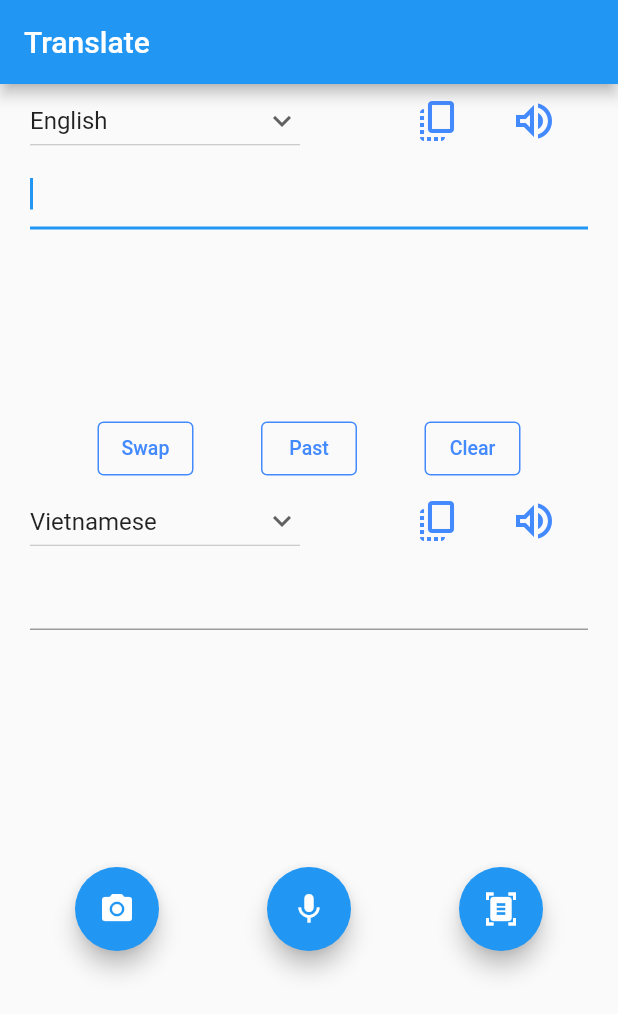
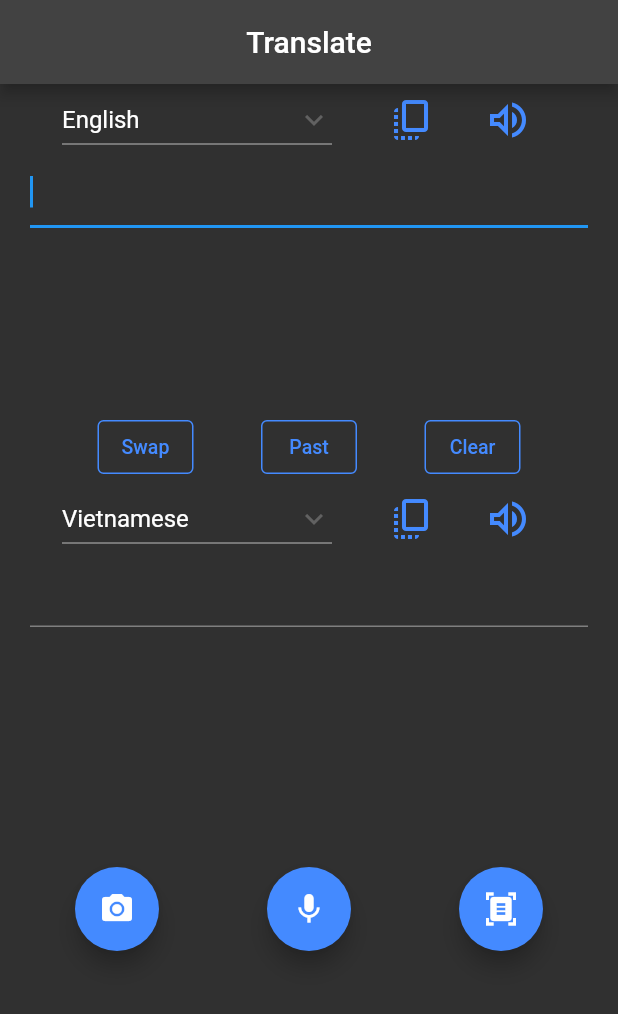
Before and after one commit to thichuong/MobileAppTranslate, a Flutter app: the screen it shows after launch, on a phone screen of 412 x 824 dp. Shown: the top 1014 px of the screen. Run offline on Flutter 3.47's test engine with Material 2 defaults, Android fonts, the phone set to English and light mode, and no system bars; drawn by our look-alikes of avatar_glow, dropdown_button2; our stand-ins replace camera, flutter_tts, image_picker, speech_to_text; missing offline and left inert: google_mlkit_commons, google_mlkit_object_detection, google_mlkit_text_recognition, google_mlkit_translation, translator.

Commit message:
Update UI

```diff
--- a/lib/Pages/HomeScreen/Component/Button/InputField.dart
+++ b/lib/Pages/HomeScreen/Component/Button/InputField.dart
@@ -26,7 +26,7 @@ class InputField extends StatelessWidget {
                   onChanged: this.onChanged,
                   autofocus: true,
                   style: new TextStyle(fontSize:18.0,
-                      color: const Color(0xFF000000),
+                      //color: const Color(0xFF000000),
                       fontWeight: FontWeight.w200,
                       fontFamily: "Roboto"),
                   maxLines: null,
--- a/lib/Pages/HomeScreen/Component/Button/TranslateOutText.dart
+++ b/lib/Pages/HomeScreen/Component/Button/TranslateOutText.dart
@@ -26,7 +26,7 @@ class TranslateOutText extends StatelessWidget {
                     autofocus: true,
                     readOnly: true,
                     style: new TextStyle(fontSize:18.0,
-                        color: const Color(0xFF000000),
+                        //color: const Color(0xFF000000),
                         fontWeight: FontWeight.w200,
                         fontFamily: "Roboto"),
                     maxLines: null,
--- a/lib/Pages/HomeScreen/Component/GroupButton.dart
+++ b/lib/Pages/HomeScreen/Component/GroupButton.dart
@@ -28,24 +28,25 @@ class GroupButton extends StatelessWidget {
       selectedValue : selectedLanguage,
       onChanged: onChangedLanguage,
     );
-    TextButton CopyButton =  TextButton.icon(
+    TextButton CopyButton =  TextButton(
       style: TextButton.styleFrom(
-        primary: colorButton, // text + icon color
+        textStyle: const TextStyle(fontSize: 20),
       ),
-      icon: Icon(Icons.copy_all_outlined, size: 32),
-      label: Text('', style: TextStyle(fontSize: 28)),
+      child: Icon(Icons.copy_all_outlined,
+          size: 32,
+          color: colorButton),
       onPressed: onPressedCopyButton,
     );
-    TextButton ToSpeechButton = TextButton.icon(
+    TextButton ToSpeechButton = TextButton(
       style: TextButton.styleFrom(
-        primary: colorButton, // text + icon color
+        textStyle: const TextStyle(fontSize: 20),
       ),
-      icon: Icon(
+      child: Icon(
           isSpeak != true
           ? Icons.volume_up_outlined
           : Icons.square,
-          size: 32),
-      label: Text('', style: TextStyle(fontSize: 28)),
+          size: 32,
+          color: colorButton),
       onPressed: onPressedToSpeechButton,
     );
 
@@ -54,7 +55,7 @@ class GroupButton extends StatelessWidget {
         new Container(
           child:
           new Row(
-              mainAxisAlignment: MainAxisAlignment.spaceBetween,
+              mainAxisAlignment: MainAxisAlignment.spaceEvenly,
               mainAxisSize: MainAxisSize.max,
               crossAxisAlignment: CrossAxisAlignment.center,
               children: <Widget>[
--- a/lib/Pages/HomeScreen/HomeScreen.dart
+++ b/lib/Pages/HomeScreen/HomeScreen.dart
@@ -139,10 +139,13 @@ class _MyHomePageState extends State<MyHomePage> {
         // Here we take the value from the MyHomePage object that was created by
         // the App.build method, and use it to set our appbar title.
         title: Text(widget.title),
+        centerTitle: true,
       ),
       body: Center(
         child: Column(
           mainAxisAlignment: MainAxisAlignment.start,
+          mainAxisSize: MainAxisSize.max,
+          crossAxisAlignment: CrossAxisAlignment.center,
           children: <Widget>[
             _TranslateForm = new TranslateForm(InputTextController: InputTextController , ),
             Row(
@@ -171,6 +174,7 @@ class _MyHomePageState extends State<MyHomePage> {
           ],
         ),
       ),
+
       resizeToAvoidBottomInset: false,
     );
   }
--- a/lib/Pages/Vision_detector_screen/camera_view.dart
+++ b/lib/Pages/Vision_detector_screen/camera_view.dart
@@ -89,7 +89,7 @@ class _CameraViewState extends State<CameraView> {
       extendBodyBehindAppBar: _mode == ScreenMode.liveFeed,
       appBar: AppBar(
         title: Text(widget.title),
-        backgroundColor: Colors.transparent,
+        backgroundColor: _mode == ScreenMode.liveFeed ? Colors.transparent : null,
         elevation: 0,
         actions: [
           if (_allowPicker)
@@ -235,6 +235,12 @@ class _CameraViewState extends State<CameraView> {
           child: Text(
               '${_path == null ? '' : 'Image path: $_path'}\n\n${widget.text ?? ''}'),
         ),
+      Padding(
+        padding: const EdgeInsets.all(16.0),
+        child: Text(
+            '\n\n'),
+      ),
+
 
 
     ]);
--- a/lib/Pages/Vision_detector_screen/object_detector_view.dart
+++ b/lib/Pages/Vision_detector_screen/object_detector_view.dart
@@ -152,7 +152,7 @@ class _ObjectDetectorView extends State<ObjectDetectorView> {
       String text = 'Objects found: ${objects.length}\n\n';
       for (final object in objects) {
         text +=
-            'Object:  trackingId: ${object.trackingId} - ${object.labels.map((e) => e.text)}\n\n';
+            'Object:  ${object.labels.map((e) => e.text)}\n';
       }
       _text = text;
       // TODO: set _customPaint to draw boundingRect on top of image
--- a/lib/main.dart
+++ b/lib/main.dart
@@ -34,6 +34,15 @@ class MyApp extends StatelessWidget {
         // is not restarted.
         primarySwatch: Colors.blue,
       ),
+      darkTheme: ThemeData(
+        brightness: Brightness.dark,
+        primarySwatch: Colors.blue,
+        primaryColor: Colors.blue[300],
+        accentColor: Colors.blueAccent,
+        focusColor: Colors.white,
+        /* dark theme settings */
+      ),
+      themeMode: ThemeMode.dark,
       home: const MyHomePage(title: 'Translate'),
       debugShowCheckedModeBanner: false,
     );
```
